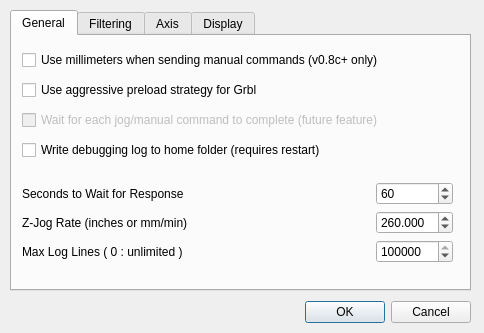
Before: the Qt Designer form GCV-3.6.1-T4/src/forms/options.ui in zapmaker/GrblHoming, drawn with Qt 5.
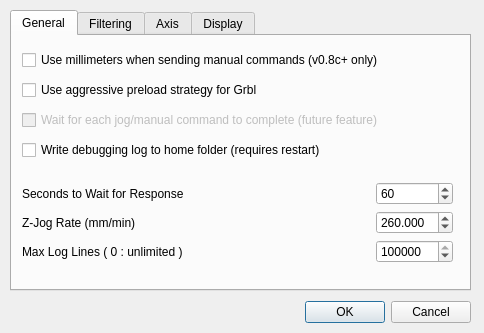
After: the same form once the commit is applied. The open tabs and pages were chosen to show the change.

Patch:
```diff
--- a/GCV-3.6.1-T4/src/forms/options.ui
+++ b/GCV-3.6.1-T4/src/forms/options.ui
@@ -12,8 +12,8 @@
   </property>
   <property name="sizePolicy">
    <sizepolicy hsizetype="Maximum" vsizetype="Maximum">
-    <horstretch>1</horstretch>
-    <verstretch>1</verstretch>
+    <horstretch>0</horstretch>
+    <verstretch>0</verstretch>
    </sizepolicy>
   </property>
   <property name="windowTitle">
@@ -54,7 +54,7 @@
       <item row="2" column="0">
        <widget class="QLabel" name="labelZJogRate">
         <property name="text">
-         <string>Z-Jog Rate (inches or mm/min)</string>
+         <string>Z-Jog Rate (mm/min)</string>
         </property>
        </widget>
       </item>
```
Left out of the diff: 4 changed lines with no effect on the pictures.
